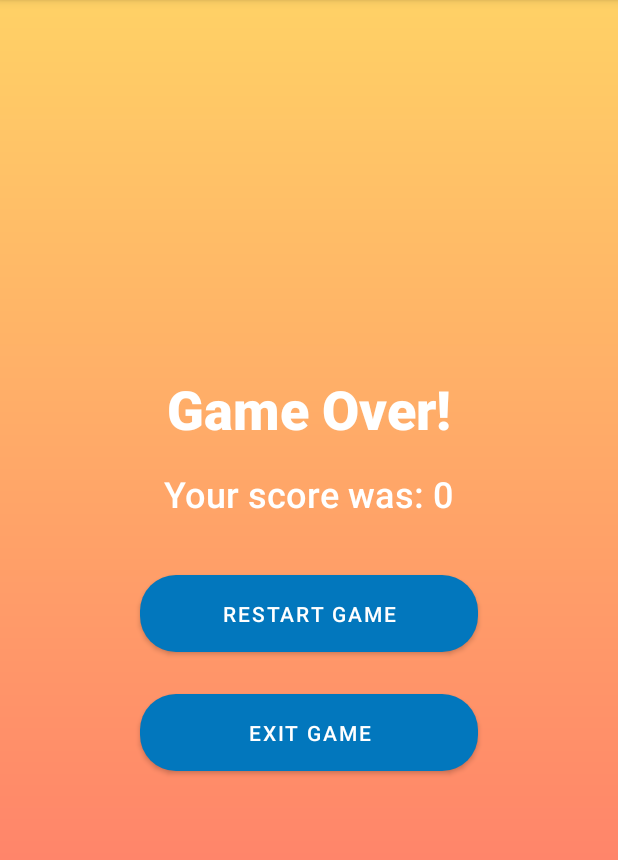
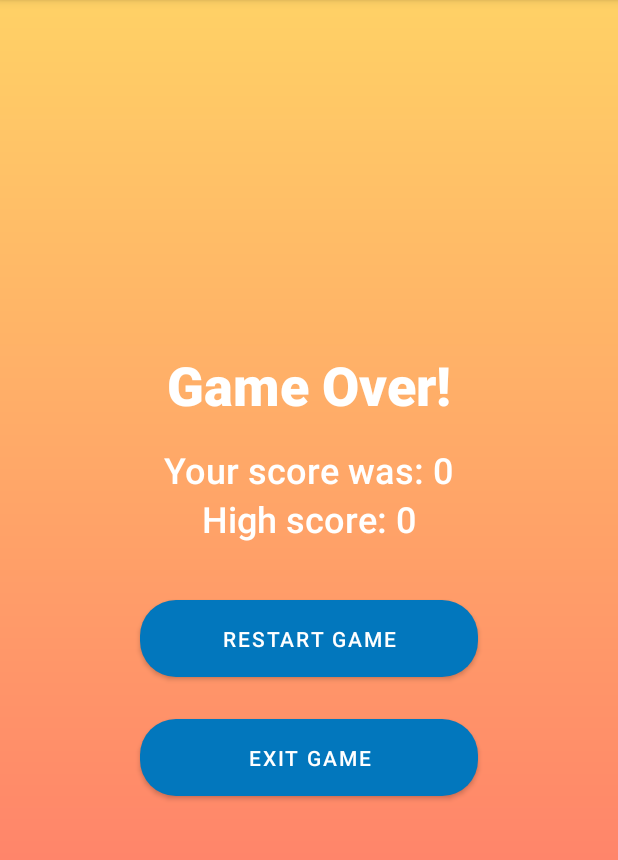
Before and after one commit to Stef1379/Simon-Says, an Android app: the GameActivity screen opened directly, with no data from a screen before it, after a tap on "Blue", on a phone screen of 412 x 824 dp, the part 84-944 px from its top. Run offline under Robolectric (Android 15) with nearby library versions, the phone set to English and light mode, and no system bars; our stand-ins replace AdMob; 1 statement that could not run was skipped.

Commit message:
Add Personal Highscore

```diff
--- a/app/src/main/java/com/example/simonsays/GameActivity.java
+++ b/app/src/main/java/com/example/simonsays/GameActivity.java
@@ -186,6 +186,15 @@ public class GameActivity extends AppCompatActivity {
         pauseGame();
     }
 
+    @Override
+    protected void onDestroy() {
+        super.onDestroy();
+        releaseMediaPlayer(soundRedButton);
+        releaseMediaPlayer(soundBlueButton);
+        releaseMediaPlayer(soundGreenButton);
+        releaseMediaPlayer(soundYellowButton);
+    }
+
     private void resumeGame() {
         if (menu != null && AUTONOMOUS) toggleAutonomous(menu.findItem(R.id.action_toggle_mode));
         if (buttons.stream().noneMatch(View::hasOnClickListeners)) setupButtonsClickListener();
@@ -285,11 +294,6 @@ public class GameActivity extends AppCompatActivity {
         soundBlueButton = MediaPlayer.create(getApplicationContext(), R.raw.sound_blue_button);
         soundGreenButton = MediaPlayer.create(getApplicationContext(), R.raw.sound_green_button);
         soundYellowButton = MediaPlayer.create(getApplicationContext(), R.raw.sound_yellow_button);
-
-        soundRedButton.setVolume(1, 1);
-        soundBlueButton.setVolume(1, 1);
-        soundGreenButton.setVolume(1, 1);
-        soundYellowButton.setVolume(1, 1);
     }
 
     private void playSounds(String buttonColor) {
@@ -318,6 +322,10 @@ public class GameActivity extends AppCompatActivity {
         if (player != null && player.isPlaying()) player.stop();
     }
 
+    private void releaseMediaPlayer(MediaPlayer player){
+        if (player != null) player.release();
+    }
+
     private void playGameAutonomous() {
         lightedButtons.forEach(button -> mainHandler.postDelayed(button::performClick, AUTONOMOUS_DELAY));
     }
--- a/app/src/main/java/com/example/simonsays/GameOverActivity.java
+++ b/app/src/main/java/com/example/simonsays/GameOverActivity.java
@@ -8,6 +8,8 @@ import android.os.Bundle;
 
 public class GameOverActivity extends AppCompatActivity {
 
+    private MediaPlayer fail;
+
     @Override
     protected void onCreate(Bundle savedInstanceState) {
         super.onCreate(savedInstanceState);
@@ -16,6 +18,13 @@ public class GameOverActivity extends AppCompatActivity {
         FragmentManager fragmentManager = getSupportFragmentManager();
         fragmentManager.beginTransaction().add(R.id.game_over_fragment_container, new GameOverFragment()).commit();
 
-        MediaPlayer.create(this, R.raw.fail).start();
+        fail = MediaPlayer.create(this, R.raw.fail);
+        fail.start();
+    }
+
+    @Override
+    protected void onDestroy() {
+        super.onDestroy();
+        fail.release();
     }
 }
--- a/app/src/main/java/com/example/simonsays/GameOverFragment.java
+++ b/app/src/main/java/com/example/simonsays/GameOverFragment.java
@@ -1,6 +1,8 @@
 package com.example.simonsays;
 
+import android.content.Context;
 import android.content.Intent;
+import android.content.SharedPreferences;
 import android.os.Bundle;
 
 import androidx.fragment.app.Fragment;
@@ -21,9 +23,17 @@ public class GameOverFragment extends Fragment {
         if (getActivity() == null) return view;
 
         int score = getActivity().getIntent().getIntExtra("score", 0);
+        int highScore = getHighScore();
+        if (score > highScore) {
+            setHighScore(score);
+            highScore = score;
+        }
 
         TextView scoreLabel = view.findViewById(R.id.game_over_score_label);
         scoreLabel.setText(getString(R.string.game_over_score_label, score));
+
+        TextView highScoreLabel = view.findViewById(R.id.game_over_high_score_label);
+        highScoreLabel.setText(getString(R.string.game_over_high_score_label, highScore));
 
         Button restartButton = view.findViewById(R.id.btn_restart);
         restartButton.setOnClickListener(v -> {
@@ -40,4 +50,20 @@ public class GameOverFragment extends Fragment {
 
         return view;
     }
+
+    private int getHighScore() {
+        if (getActivity() == null) return 0;
+
+        SharedPreferences sharedPreferences = getActivity().getSharedPreferences("SimonSaysScore", Context.MODE_PRIVATE);
+        return sharedPreferences.getInt("score", 0);
+    }
+
+    private void setHighScore(int score) {
+        if (getActivity() == null) return;
+
+        SharedPreferences sharedPreferences = getActivity().getSharedPreferences("SimonSaysScore", Context.MODE_PRIVATE);
+        SharedPreferences.Editor editor = sharedPreferences.edit();
+        editor.putInt("score", score);
+        editor.apply();
+    }
 }
--- a/app/src/main/res/layout-land/fragment_game_over.xml
+++ b/app/src/main/res/layout-land/fragment_game_over.xml
@@ -41,6 +41,16 @@
             android:text="@string/game_over_score_label"
             android:textColor="@color/white"
             android:textSize="24sp" />
+
+        <TextView
+            android:id="@+id/game_over_high_score_label"
+            android:layout_width="wrap_content"
+            android:layout_height="wrap_content"
+            android:layout_marginBottom="32dp"
+            android:fontFamily="sans-serif-medium"
+            android:text="@string/game_over_high_score_label"
+            android:textColor="@color/white"
+            android:textSize="24sp" />
     </LinearLayout>
 
         <LinearLayout
--- a/app/src/main/res/layout/fragment_game_over.xml
+++ b/app/src/main/res/layout/fragment_game_over.xml
@@ -31,9 +31,18 @@
             android:id="@+id/game_over_score_label"
             android:layout_width="wrap_content"
             android:layout_height="wrap_content"
+            android:fontFamily="sans-serif-medium"
+            android:text="@string/game_over_score_label"
+            android:textColor="@color/white"
+            android:textSize="24sp" />
+
+        <TextView
+            android:id="@+id/game_over_high_score_label"
+            android:layout_width="wrap_content"
+            android:layout_height="wrap_content"
             android:layout_marginBottom="32dp"
             android:fontFamily="sans-serif-medium"
-            android:text="@string/game_over_score_label"
+            android:text="@string/game_over_high_score_label"
             android:textColor="@color/white"
             android:textSize="24sp" />
 
--- a/app/src/main/res/values/strings.xml
+++ b/app/src/main/res/values/strings.xml
@@ -1,13 +1,16 @@
 <resources>
     <string name="app_name">Simon says</string>
+    <string name="start_game_label">Simon Says</string>
     <string name="start_game_btn">Start Game</string>
     <string name="restart_game_btn">Restart Game</string>
 
     <string name="exit_game_btn">Exit Game</string>
     <string name="score_label">Score: %1$d</string>
     <string name="game_over_label">Game Over!</string>
+
     <string name="game_over_score_label">Your score was: %1$d</string>
-    <string name="start_game_label">Simon Says</string>
+    <string name="game_over_high_score_label">High score: %1$d</string>
+
 
     <string name="speakable_blue_button">Blue</string>
     <string name="speakable_red_button">Red</string>
```
